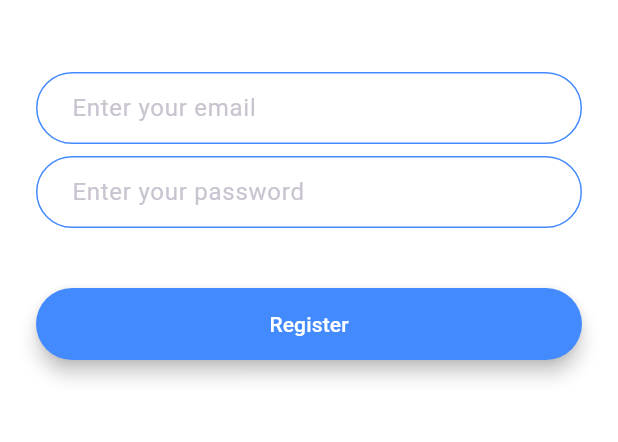
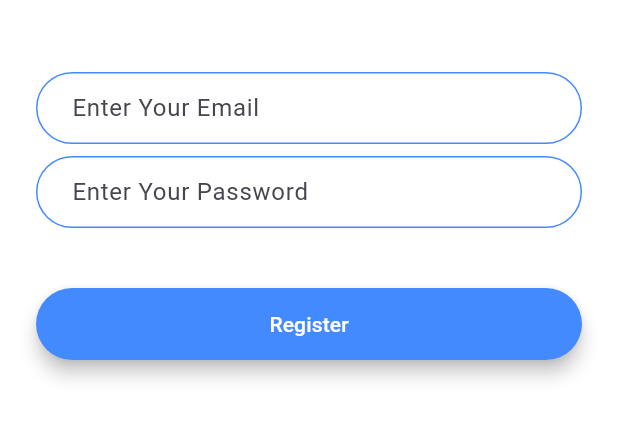
Before and after one commit to G0LD02/flash_chat_flutter, a Flutter app: the screen it shows after launch, after a tap on "Register", on a phone screen of 412 x 824 dp, the part 576-1018 px from its top. Run offline on Flutter 3.47's test engine with Material 3 defaults, Android fonts, the phone set to English and light mode, and no system bars; our stand-ins replace animated_text_kit.

Commit message:
added the KtextFildInputDecorationI

```diff
--- /dev/null
+++ b/lib/components/Rounded_Button.dart
@@ -0,0 +1,30 @@
+import 'package:flutter/material.dart';
+
+class RoundedButton extends StatelessWidget {
+  late final  Color color;
+  late final String title;
+  final VoidCallback onPressed;
+
+  RoundedButton(this.color,this.title, this.onPressed);
+
+  @override
+  Widget build(BuildContext context) {
+    return Padding(
+      padding: EdgeInsets.symmetric(vertical: 16.0),
+      child: Material(
+        elevation: 5.0,
+        color: color,
+        borderRadius: BorderRadius.circular(30.0),
+        child: MaterialButton(
+          onPressed: onPressed,
+          minWidth: 200.0,
+          height: 42.0,
+          child: Text(
+            title,
+            style: TextStyle(color: Colors.white),
+          ),
+        ),
+      ),
+    );
+  }
+}
--- a/lib/constants.dart
+++ b/lib/constants.dart
@@ -17,3 +17,20 @@ const kMessageContainerDecoration = BoxDecoration(
     top: BorderSide(color: Colors.lightBlueAccent, width: 2.0),
   ),
 );
+
+const KtextFildInputDecoration = InputDecoration(
+  hintText: 'Enter your Value...',
+  contentPadding:
+  EdgeInsets.symmetric(vertical: 10.0, horizontal: 20.0),
+  border: OutlineInputBorder(
+    borderRadius: BorderRadius.all(Radius.circular(32.0)),
+  ),
+  enabledBorder: OutlineInputBorder(
+    borderSide: BorderSide(color: Colors.blueAccent, width: 1.0),
+    borderRadius: BorderRadius.all(Radius.circular(32.0)),
+  ),
+  focusedBorder: OutlineInputBorder(
+    borderSide: BorderSide(color: Colors.blueAccent, width: 2.0),
+    borderRadius: BorderRadius.all(Radius.circular(32.0)),
+  ),
+);
--- a/lib/main.dart
+++ b/lib/main.dart
@@ -10,11 +10,6 @@ class FlashChat extends StatelessWidget {
   @override
   Widget build(BuildContext context) {
     return MaterialApp(
-      theme: ThemeData.dark().copyWith(
-        textTheme: TextTheme(
-          bodyMedium: TextStyle(color: Colors.black54),
-        ),
-      ),
       initialRoute: WelcomeScreen.id,
       routes: {
         WelcomeScreen.id: (context) =>  WelcomeScreen(),
--- a/lib/screens/login_screen.dart
+++ b/lib/screens/login_screen.dart
@@ -1,3 +1,4 @@
+import 'package:flash_chat_flutter/constants.dart';
 import 'package:flutter/material.dart';
 
 class LoginScreen extends StatefulWidget {
@@ -31,24 +32,7 @@ class _LoginScreenState extends State<LoginScreen> {
               onChanged: (value) {
                 //Do something with the user input.
               },
-              decoration: InputDecoration(
-                hintText: 'Enter your email',
-                contentPadding:
-                    EdgeInsets.symmetric(vertical: 10.0, horizontal: 20.0),
-                border: OutlineInputBorder(
-                  borderRadius: BorderRadius.all(Radius.circular(32.0)),
-                ),
-                enabledBorder: OutlineInputBorder(
-                  borderSide:
-                      BorderSide(color: Colors.lightBlueAccent, width: 1.0),
-                  borderRadius: BorderRadius.all(Radius.circular(32.0)),
-                ),
-                focusedBorder: OutlineInputBorder(
-                  borderSide:
-                      BorderSide(color: Colors.lightBlueAccent, width: 2.0),
-                  borderRadius: BorderRadius.all(Radius.circular(32.0)),
-                ),
-              ),
+              decoration: KtextFildInputDecoration.copyWith(hintText: 'Enter Your Email'),
             ),
             SizedBox(
               height: 8.0,
@@ -57,24 +41,7 @@ class _LoginScreenState extends State<LoginScreen> {
               onChanged: (value) {
                 //Do something with the user input.
               },
-              decoration: InputDecoration(
-                hintText: 'Enter your password.',
-                contentPadding:
-                    EdgeInsets.symmetric(vertical: 10.0, horizontal: 20.0),
-                border: OutlineInputBorder(
-                  borderRadius: BorderRadius.all(Radius.circular(32.0)),
-                ),
-                enabledBorder: OutlineInputBorder(
-                  borderSide:
-                      BorderSide(color: Colors.lightBlueAccent, width: 1.0),
-                  borderRadius: BorderRadius.all(Radius.circular(32.0)),
-                ),
-                focusedBorder: OutlineInputBorder(
-                  borderSide:
-                      BorderSide(color: Colors.lightBlueAccent, width: 2.0),
-                  borderRadius: BorderRadius.all(Radius.circular(32.0)),
-                ),
-              ),
+              decoration: KtextFildInputDecoration.copyWith(hintText: 'Enter your password.'),
             ),
             SizedBox(
               height: 24.0,
--- a/lib/screens/registration_screen.dart
+++ b/lib/screens/registration_screen.dart
@@ -1,4 +1,6 @@
 import 'package:flutter/material.dart';
+import 'package:flash_chat_flutter/components/Rounded_Button.dart';
+import 'package:flash_chat_flutter/constants.dart';
 
 class RegistrationScreen extends StatefulWidget {
   static const String id = 'registration_screen';
@@ -31,22 +33,7 @@ class _RegistrationScreenState extends State<RegistrationScreen> {
               onChanged: (value) {
                 //Do something with the user input.
               },
-              decoration: InputDecoration(
-                hintText: 'Enter your email',
-                contentPadding:
-                    EdgeInsets.symmetric(vertical: 10.0, horizontal: 20.0),
-                border: OutlineInputBorder(
-                  borderRadius: BorderRadius.all(Radius.circular(32.0)),
-                ),
-                enabledBorder: OutlineInputBorder(
-                  borderSide: BorderSide(color: Colors.blueAccent, width: 1.0),
-                  borderRadius: BorderRadius.all(Radius.circular(32.0)),
-                ),
-                focusedBorder: OutlineInputBorder(
-                  borderSide: BorderSide(color: Colors.blueAccent, width: 2.0),
-                  borderRadius: BorderRadius.all(Radius.circular(32.0)),
-                ),
-              ),
+              decoration: KtextFildInputDecoration.copyWith(hintText: 'Enter Your Email')
             ),
             SizedBox(
               height: 8.0,
@@ -55,45 +42,14 @@ class _RegistrationScreenState extends State<RegistrationScreen> {
               onChanged: (value) {
                 //Do something with the user input.
               },
-              decoration: InputDecoration(
-                hintText: 'Enter your password',
-                contentPadding:
-                    EdgeInsets.symmetric(vertical: 10.0, horizontal: 20.0),
-                border: OutlineInputBorder(
-                  borderRadius: BorderRadius.all(Radius.circular(32.0)),
-                ),
-                enabledBorder: OutlineInputBorder(
-                  borderSide: BorderSide(color: Colors.blueAccent, width: 1.0),
-                  borderRadius: BorderRadius.all(Radius.circular(32.0)),
-                ),
-                focusedBorder: OutlineInputBorder(
-                  borderSide: BorderSide(color: Colors.blueAccent, width: 2.0),
-                  borderRadius: BorderRadius.all(Radius.circular(32.0)),
-                ),
-              ),
+              decoration: KtextFildInputDecoration.copyWith(hintText: 'Enter Your Password'),
             ),
             SizedBox(
               height: 24.0,
             ),
-            Padding(
-              padding: EdgeInsets.symmetric(vertical: 16.0),
-              child: Material(
-                color: Colors.blueAccent,
-                borderRadius: BorderRadius.all(Radius.circular(30.0)),
-                elevation: 5.0,
-                child: MaterialButton(
-                  onPressed: () {
-                    //Implement registration functionality.
-                  },
-                  minWidth: 200.0,
-                  height: 42.0,
-                  child: Text(
-                    'Register',
-                    style: TextStyle(color: Colors.white),
-                  ),
-                ),
-              ),
-            ),
+            RoundedButton(Colors.blueAccent, 'Register', () {
+              //Implement registration functionality.
+            },),
           ],
         ),
       ),
--- a/lib/screens/welcome_screen.dart
+++ b/lib/screens/welcome_screen.dart
@@ -1,7 +1,8 @@
 import 'package:flutter/material.dart';
 import 'package:flash_chat_flutter/screens/login_screen.dart';
 import 'package:flash_chat_flutter/screens/registration_screen.dart';
-import 'package:flash_chat_flutter/main.dart';
+import 'package:animated_text_kit/animated_text_kit.dart';
+import 'package:flash_chat_flutter/components/Rounded_Button.dart';
 
 class WelcomeScreen extends StatefulWidget {
   static const String id = 'welcome_screen';
@@ -9,7 +10,17 @@ class WelcomeScreen extends StatefulWidget {
   _WelcomeScreenState createState() => _WelcomeScreenState();
 }
 
-class _WelcomeScreenState extends State<WelcomeScreen> {
+class _WelcomeScreenState extends State<WelcomeScreen> with SingleTickerProviderStateMixin{
+
+  late AnimationController controller;
+  late Animation animation;
+
+  @override
+  void initState() {
+    super.initState();
+    controller = AnimationController(vsync: this, duration: Duration(seconds: 1));
+    animation = CurvedAnimation(parent: controller, curve:  Curves.decelerate);
+  }
   @override
   Widget build(BuildContext context) {
     return Scaffold(
@@ -29,54 +40,25 @@ class _WelcomeScreenState extends State<WelcomeScreen> {
                     height: 60.0,
                   ),
                 ),
-                Text(
-                  'Flash Chat',
-                  style: TextStyle(
-                    fontSize: 45.0,
-                    fontWeight: FontWeight.w900,
-                  ),
+                AnimatedTextKit(animatedTexts:
+                    [TypewriterAnimatedText('Flash Chat',
+                      textStyle:TextStyle(fontSize: 50.0, fontWeight: FontWeight.w900),
+                      speed: Duration(milliseconds: 300),
+                    ),
+                  ],
+                  totalRepeatCount: 1,
                 ),
               ],
             ),
             SizedBox(
               height: 48.0,
             ),
-            Padding(
-              padding: EdgeInsets.symmetric(vertical: 16.0),
-              child: Material(
-                elevation: 5.0,
-                color: Colors.lightBlueAccent,
-                borderRadius: BorderRadius.circular(30.0),
-                child: MaterialButton(
-                  onPressed: () {
-                    Navigator.pushNamed(context, LoginScreen.id);
-                  },
-                  minWidth: 200.0,
-                  height: 42.0,
-                  child: Text(
-                    'Log In',
-                  ),
-                ),
-              ),
-            ),
-            Padding(
-              padding: EdgeInsets.symmetric(vertical: 16.0),
-              child: Material(
-                color: Colors.blueAccent,
-                borderRadius: BorderRadius.circular(30.0),
-                elevation: 5.0,
-                child: MaterialButton(
-                  onPressed: () {
-                    Navigator.pushNamed(context, RegistrationScreen.id);
-                  },
-                  minWidth: 200.0,
-                  height: 42.0,
-                  child: Text(
-                    'Register',
-                  ),
-                ),
-              ),
-            ),
+            RoundedButton( Colors.lightBlueAccent, 'Login', () {
+              Navigator.pushNamed(context, LoginScreen.id);
+            },),
+            RoundedButton(Colors.blueAccent, 'Register', () {
+              Navigator.pushNamed(context, RegistrationScreen.id);
+              },),
           ],
         ),
       ),
--- a/pubspec.yaml
+++ b/pubspec.yaml
@@ -34,6 +34,7 @@ dependencies:
   # The following adds the Cupertino Icons font to your application.
   # Use with the CupertinoIcons class for iOS style icons.
   cupertino_icons: ^1.0.8
+  animated_text_kit: ^4.3.0
 
 dev_dependencies:
   flutter_test:
```
Also changed, not shown: pubspec.lock.
